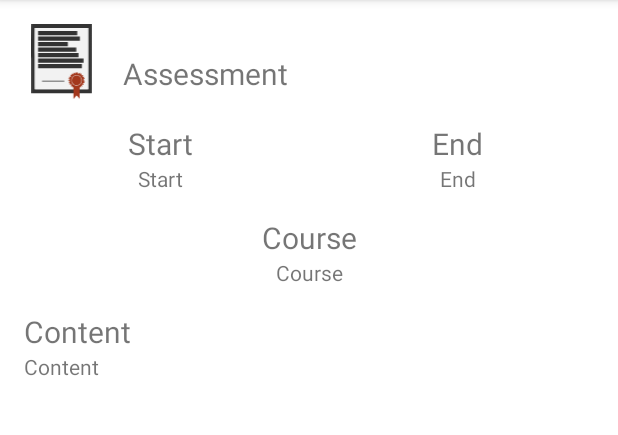
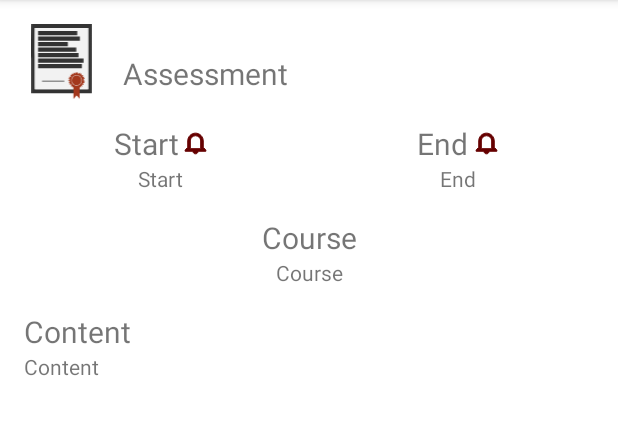
Before and after one commit to nelson-araujo/wgu-academic-organizer, an Android app: the AssessmentCtrl screen opened directly, with no data from a screen before it, on a phone screen of 412 x 824 dp, the part 84-519 px from its top. Run offline under Robolectric (Android 15) with nearby library versions, the phone set to English and light mode, and no system bars; 6 statements that could not run were skipped.

Commit message:
feat: add option to manually create an alart for start and end courses and assessments. Deprecated AppService.class

```diff
--- a/app/src/main/java/com/nelsonaraujo/academicorganizer/AcademicOrganizer.java
+++ b/app/src/main/java/com/nelsonaraujo/academicorganizer/AcademicOrganizer.java
@@ -148,8 +148,8 @@ public class AcademicOrganizer extends AppCompatActivity{
         if(upcomingAssessments.size() != 0) {
             Intent intent = new Intent(this, AppNotification.class);
 
-            intent.putExtra(AppNotification.TYPE, AppNotification.TYPE_UPCOMING_ASSESSMENT);
-            intent.putExtra(AppNotification.MESSAGE, upcomingAssessmentsString);
+            intent.putExtra(AppNotification.NOTIFICATION_TYPE, AppNotification.TYPE_UPCOMING_ASSESSMENT);
+            intent.putExtra(AppNotification.NOTIFICATION_MESSAGE, upcomingAssessmentsString);
 
             PendingIntent pendingIntent = PendingIntent.getBroadcast(AcademicOrganizer.this, 0, intent, PendingIntent.FLAG_IMMUTABLE);
 
--- /dev/null
+++ b/app/src/main/res/drawable/ic_notification.xml
@@ -0,0 +1,15 @@
+<vector xmlns:android="http://schemas.android.com/apk/res/android"
+    android:width="6666.7dp"
+    android:height="6666.7dp"
+    android:viewportWidth="6666.7"
+    android:viewportHeight="6666.7">
+  <group>
+    <clip-path
+        android:pathData="M0,0L6666.7,0L6666.7,6666.7L0,6666.7Z"/>
+    <path
+        android:pathData="m4833.3,4833.3l-3000,-0l0,-2250c0,-827.1 672.9,-1500 1500,-1500 827.1,-0 1500,672.9 1500,1500zM5583.3,2583.3c0,-1242.6 -1007.4,-2250 -2250,-2250 -1242.6,-0 -2250,1007.4 -2250,2250L1083.3,4458.3L333.3,5208.3L333.3,5583.3l2250,-0c0,414.2 335.8,750 750,750 414.2,-0 750,-335.8 750,-750L6333.3,5583.3l0,-375l-750,-750z"
+        android:fillColor="#660000"
+        android:strokeColor="#660000"
+        android:fillType="nonZero"/>
+  </group>
+</vector>
--- a/app/src/main/res/layout/assessment.xml
+++ b/app/src/main/res/layout/assessment.xml
@@ -50,9 +50,9 @@
                 android:id="@+id/assessmentStartTitleTv"
                 android:layout_width="wrap_content"
                 android:layout_height="wrap_content"
+                android:layout_marginStart="44dp"
                 android:text="@string/start"
                 android:textSize="20sp"
-                app:layout_constraintEnd_toEndOf="parent"
                 app:layout_constraintStart_toStartOf="parent"
                 app:layout_constraintTop_toTopOf="parent" />
 
@@ -65,6 +65,18 @@
                 app:layout_constraintEnd_toEndOf="parent"
                 app:layout_constraintStart_toStartOf="parent"
                 app:layout_constraintTop_toBottomOf="@+id/assessmentStartTitleTv" />
+
+            <ImageView
+                android:id="@+id/assessmentStartSetReminder"
+                android:layout_width="15dp"
+                android:layout_height="15dp"
+                android:layout_marginEnd="44dp"
+                android:contentDescription="@string/setReminderNotification"
+                app:layout_constraintBottom_toBottomOf="@+id/assessmentStartTitleTv"
+                app:layout_constraintEnd_toEndOf="parent"
+                app:layout_constraintTop_toTopOf="@+id/assessmentStartTitleTv"
+                app:srcCompat="@drawable/ic_notification" />
+
         </androidx.constraintlayout.widget.ConstraintLayout>
 
         <androidx.constraintlayout.widget.ConstraintLayout
@@ -77,9 +89,9 @@
                 android:id="@+id/assessmentEndTitleTv"
                 android:layout_width="wrap_content"
                 android:layout_height="wrap_content"
+                android:layout_marginStart="48dp"
                 android:text="@string/end"
                 android:textSize="20sp"
-                app:layout_constraintEnd_toEndOf="parent"
                 app:layout_constraintStart_toStartOf="parent"
                 app:layout_constraintTop_toTopOf="parent" />
 
@@ -92,6 +104,17 @@
                 app:layout_constraintEnd_toEndOf="parent"
                 app:layout_constraintStart_toStartOf="parent"
                 app:layout_constraintTop_toBottomOf="@+id/assessmentEndTitleTv" />
+
+            <ImageView
+                android:id="@+id/assessmentEndSetReminder"
+                android:layout_width="15dp"
+                android:layout_height="15dp"
+                android:layout_marginEnd="48dp"
+                android:contentDescription="@string/setReminderNotification"
+                app:layout_constraintBottom_toBottomOf="@+id/assessmentEndTitleTv"
+                app:layout_constraintEnd_toEndOf="parent"
+                app:layout_constraintTop_toTopOf="parent"
+                app:srcCompat="@drawable/ic_notification" />
         </androidx.constraintlayout.widget.ConstraintLayout>
 
     </androidx.constraintlayout.widget.ConstraintLayout>
--- a/app/src/main/res/values/strings.xml
+++ b/app/src/main/res/values/strings.xml
@@ -50,4 +50,6 @@
     <string name="deleteTermDialog_message">Deleting this term will also delete courses, instructors, and assessments associated with %2$s (id:%1$d)?</string>
     <string name="deleteCourseDialog_message">Deleting this course will also delete assessments and instructors associated with %2$s (id:%1$d)?</string>
     <string name="deleteAssessmentDialog_message">Are you sure you want to delete %2$s (id:%1$d)?</string>
+
+    <string name="setReminderNotification">Set reminder notification</string>
 </resources>
```
Also changed, not shown: app/src/main/AndroidManifest.xml (+7 -4 lines), app/src/main/java/com/nelsonaraujo/academicorganizer/Controllers/AssessmentCtrl.java (+99 -33 lines), app/src/main/java/com/nelsonaraujo/academicorganizer/Controllers/CourseCtrl.java (+59 -0 lines), app/src/main/java/com/nelsonaraujo/academicorganizer/Models/AppNotification.java (+20 -13 lines), app/src/main/java/com/nelsonaraujo/academicorganizer/Models/AppService.java (+1 -13 lines), app/src/main/java/com/nelsonaraujo/academicorganizer/Models/AppSetup.java (+11 -16 lines), app/src/main/res/layout/course.xml (+24 -2 lines).
